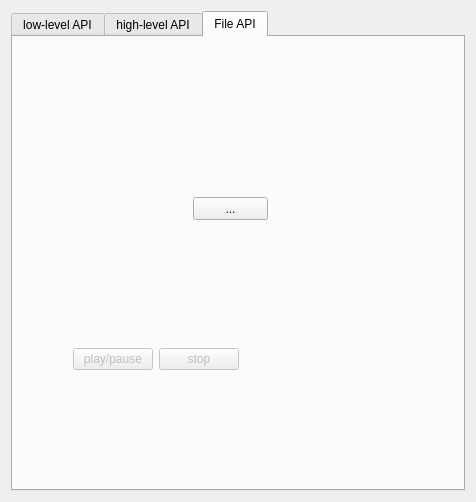
Before: the Qt Designer form examples/hapticsplayer/dialog.ui in qtproject/qt-mobility, drawn with Qt 5.
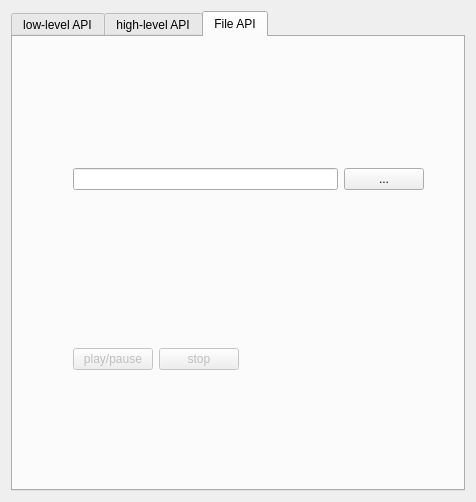
After: the same form once the commit is applied. The open tabs and pages were chosen to show the change.

The edit to the form file:
```diff
--- a/examples/hapticsplayer/dialog.ui
+++ b/examples/hapticsplayer/dialog.ui
@@ -322,39 +322,7 @@
       <attribute name="title">
        <string>File API</string>
       </attribute>
-      <widget class="QLabel" name="filename">
-       <property name="geometry">
-        <rect>
-         <x>11</x>
-         <y>121</y>
-         <width>421</width>
-         <height>21</height>
-        </rect>
-       </property>
-       <property name="sizePolicy">
-        <sizepolicy hsizetype="Expanding" vsizetype="Preferred">
-         <horstretch>0</horstretch>
-         <verstretch>0</verstretch>
-        </sizepolicy>
-       </property>
-       <property name="text">
-        <string/>
-       </property>
-      </widget>
-      <widget class="QPushButton" name="browse">
-       <property name="geometry">
-        <rect>
-         <x>180</x>
-         <y>160</y>
-         <width>75</width>
-         <height>23</height>
-        </rect>
-       </property>
-       <property name="text">
-        <string>...</string>
-       </property>
-      </widget>
-      <widget class="QWidget" name="">
+      <widget class="QWidget" name="layoutWidget">
        <property name="geometry">
         <rect>
          <x>60</x>
@@ -399,6 +367,45 @@
         </item>
        </layout>
       </widget>
+      <widget class="QLabel" name="fileStatus">
+       <property name="geometry">
+        <rect>
+         <x>65</x>
+         <y>180</y>
+         <width>341</width>
+         <height>20</height>
+        </rect>
+       </property>
+       <property name="text">
+        <string/>
+       </property>
+      </widget>
+      <widget class="QWidget" name="">
+       <property name="geometry">
+        <rect>
+         <x>60</x>
+         <y>130</y>
+         <width>351</width>
+         <height>25</height>
+        </rect>
+       </property>
+       <layout class="QHBoxLayout" name="horizontalLayout_7">
+        <item>
+         <widget class="QLineEdit" name="filename">
+          <property name="readOnly">
+           <bool>true</bool>
+          </property>
+         </widget>
+        </item>
+        <item>
+         <widget class="QPushButton" name="browse">
+          <property name="text">
+           <string>...</string>
+          </property>
+         </widget>
+        </item>
+       </layout>
+      </widget>
      </widget>
     </widget>
    </item>
```
